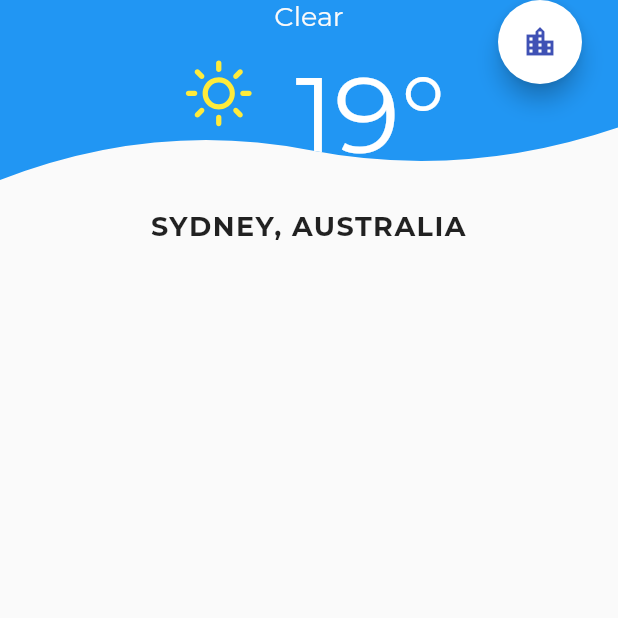
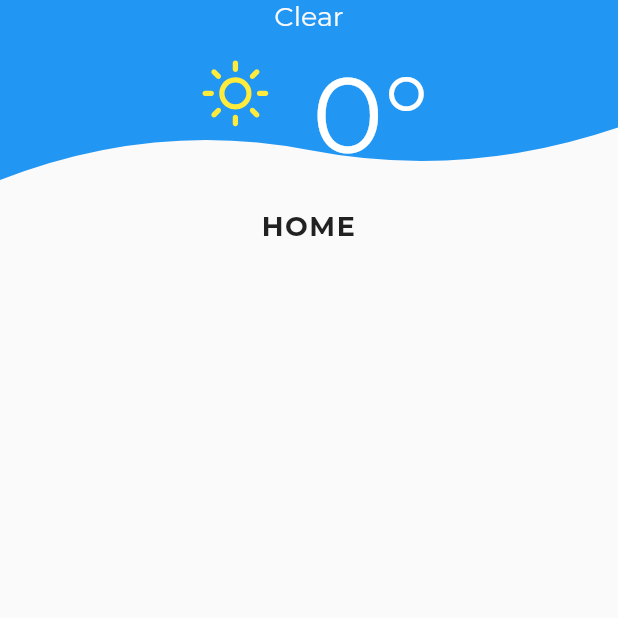
Before and after one commit to themobilecoder/my-local-weather, a Flutter app: the screen it shows after launch, on a phone screen of 412 x 824 dp, the top half of it. Run offline on Flutter 3.47's test engine with Material 2 defaults, Android fonts, the phone set to English and light mode, and no system bars; drawn by our look-alikes of pull_to_refresh; our stand-ins replace weather_icons; project files that could hold a hidden picture were left out.

```diff
--- a/lib/home_page.dart
+++ b/lib/home_page.dart
@@ -2,21 +2,42 @@ import 'package:flutter/material.dart';
 import 'package:flutter/rendering.dart';
 import 'package:flutter/widgets.dart';
 import 'package:flutter_unit_testing/wave_clipper.dart';
+import 'package:flutter_unit_testing/weather_bloc.dart';
+import 'package:flutter_unit_testing/weather_event.dart';
+import 'package:flutter_unit_testing/weather_model.dart';
 import 'package:pull_to_refresh/pull_to_refresh.dart';
 import 'package:weather_icons/weather_icons.dart';
 
-class HomePage extends StatelessWidget {
+class HomePage extends StatefulWidget {
+  @override
+  _HomePageState createState() => _HomePageState();
+}
+
+class _HomePageState extends State<HomePage> {
   final RefreshController _controller =
       RefreshController(initialRefresh: false);
+  final WeatherBloc weatherBloc = WeatherBloc();
+
   void _onRefresh() async {
-    await Future.delayed(Duration(milliseconds: 1000));
-    _controller.refreshCompleted();
+    weatherBloc.inputWeatherEvent.add(RequestWeatherEvent());
+  }
+
+  @override
+  void dispose() {
+    weatherBloc.dispose();
+    super.dispose();
   }
 
   @override
   Widget build(BuildContext context) {
     return Scaffold(
-      body: SmartRefresher(
+      body: StreamBuilder(
+        initialData: WeatherModel(0, 'HOME', WeatherIcons.day_sunny),
+        stream: weatherBloc.weatherModel,
+        builder: (BuildContext context, AsyncSnapshot snapshot) {
+          final data = snapshot.data as WeatherModel;
+          _controller.refreshCompleted();
+          return SmartRefresher(
             controller: _controller,
             onRefresh: _onRefresh,
             enablePullDown: true,
@@ -50,13 +71,13 @@ class HomePage extends StatelessWidget {
                                 textBaseline: TextBaseline.alphabetic,
                                 children: <Widget>[
                                   Icon(
-                                WeatherIcons.day_sunny,
+                                    data.weatherIcon,
                                     size: 62,
                                     color: Colors.yellow,
                                   ),
                                   SizedBox(width: 20),
                                   Text(
-                                '19°',
+                                    '${data.temperature}°',
                                     textAlign: TextAlign.center,
                                     style: TextStyle(
                                         fontFamily: 'Montserrat',
@@ -69,19 +90,6 @@ class HomePage extends StatelessWidget {
                           ),
                         ),
                       ),
-                  Align(
-                    alignment: Alignment.bottomRight,
-                    child: Padding(
-                      padding: const EdgeInsets.only(right: 24),
-                      child: FloatingActionButton(
-                        onPressed: () {},
-                        tooltip: 'Change Location',
-                        child: Icon(Icons.location_city),
-                        backgroundColor: Colors.white,
-                        foregroundColor: Colors.indigo,
-                      ),
-                    ),
-                  )
                     ],
                   ),
                 ),
@@ -94,7 +102,7 @@ class HomePage extends StatelessWidget {
                           height: 20,
                         ),
                         Text(
-                      'SYDNEY, AUSTRALIA',
+                          data.location,
                           textAlign: TextAlign.center,
                           style: TextStyle(
                               fontFamily: 'Montserrat',
@@ -108,6 +116,8 @@ class HomePage extends StatelessWidget {
                 ),
               ],
             ),
+          );
+        },
       ),
     );
   }
--- /dev/null
+++ b/lib/weather_bloc.dart
@@ -0,0 +1,32 @@
+import 'dart:async';
+import 'dart:math';
+
+import 'package:flutter_unit_testing/weather_event.dart';
+import 'package:flutter_unit_testing/weather_model.dart';
+import 'package:weather_icons/weather_icons.dart';
+
+class WeatherBloc {
+  final _weatherStateController = StreamController<WeatherModel>();
+  final _weatherEventController = StreamController<WeatherEvent>();
+
+  WeatherBloc() {
+    _weatherEventController.stream.listen(_handleEvent);
+  }
+
+  Stream<WeatherModel> get weatherModel => _weatherStateController.stream;
+  Sink<WeatherEvent> get inputWeatherEvent => _weatherEventController.sink;
+  Sink<WeatherModel> get _inputWeatherModel => _weatherStateController.sink;
+
+  void _handleEvent(WeatherEvent event) async {
+    if (event is RequestWeatherEvent) {
+      final temp = Random().nextInt(30);
+      await Future.delayed(Duration(seconds: 2));
+      _inputWeatherModel.add(WeatherModel(temp, 'SYDNEY, AUSTRALIA', WeatherIcons.day_sunny));
+    }
+  }
+
+  void dispose() {
+    _weatherStateController.close();
+    _weatherEventController.close();
+  }
+}
--- /dev/null
+++ b/lib/weather_event.dart
@@ -0,0 +1,11 @@
+abstract class WeatherEvent {
+
+}
+
+class LoadingEvent extends WeatherEvent {
+
+}
+
+class RequestWeatherEvent extends WeatherEvent {
+
+}
--- /dev/null
+++ b/lib/weather_model.dart
@@ -0,0 +1,9 @@
+import 'package:flutter/widgets.dart';
+
+class WeatherModel {
+  final String location;
+  final int temperature;
+  final IconData weatherIcon;
+
+  WeatherModel(this.temperature, this.location, this.weatherIcon);
+}
```
Also changed, not shown: pubspec.lock. Lines whose indentation alone changed are shown as unchanged.
